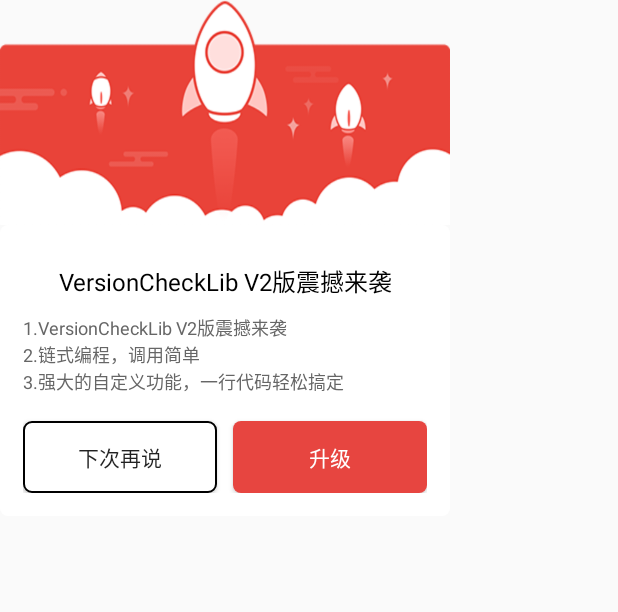
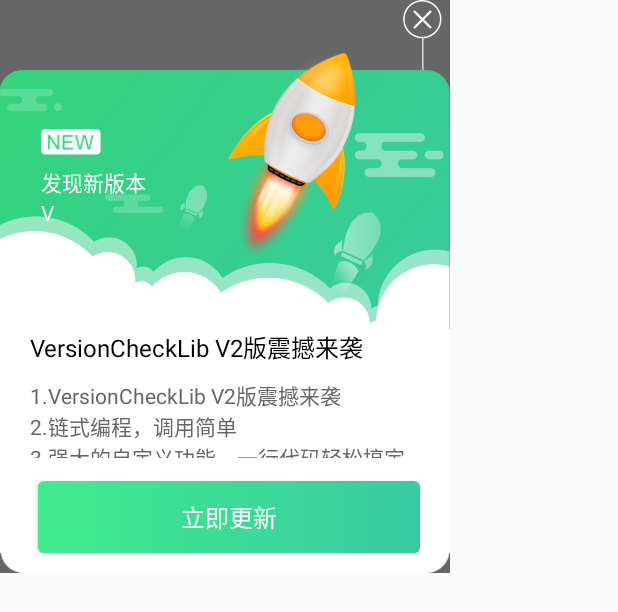
Before and after one commit to lsw8569013/AppUpdate, an Android app: the layout custom_dialog_two_layout.xml on its own in the app's theme, with its tools: preview values and no code run, on a phone screen of 412 x 824 dp. Shown: the top 612 px of the screen. Run offline under Robolectric (Android 15) with nearby library versions, the phone set to English and light mode, and no system bars.

Commit message:
修改更新逻辑
修改更新逻辑

```diff
--- a/app/src/main/java/xd/com/appupdatexd/MainActivity.java
+++ b/app/src/main/java/xd/com/appupdatexd/MainActivity.java
@@ -108,6 +108,7 @@ public class MainActivity extends AppCompatActivity implements DialogInterface.O
                             mBean.setFileName(versionBean.getBuildName() + versionBean.getBuildVersion());
                             mBean.setCONTENT(versionBean.getBuildUpdateDescription());
                             mBean.setTITLE(versionBean.getBuildName());
+                            mBean.setVersionNO(versionBean.getBuildVersion());
                             mBean.setDOWNLOAD_URL("http://2018_10_30.azsoft-kuaila-down.31town.com/2018/Q4/shangheyun.apk?ch=pckuaila&sid=139293&name=%e5%95%86%e5%90%88%e4%ba%91&rec=False&stype=%e5%b8%b8%e7%94%a8%e5%b7%a5%e5%85%b7&tags=%2c%e6%95%88%e7%8e%87%e5%8a%9e%e5%85%ac%2c%e5%95%86%e5%8a%a1%2c%e7%b3%bb%e7%bb%9f%2c&ua=Mozilla%2f5.0+(Windows+NT+10.0%3b+WOW64)+AppleWebKit%2f537.36+(KHTML%2c+like+Gecko)+Chrome%2f70.0.3538.77+Safari%2f537.36");
                             mBean.setForceUpdate(true);
                             showUPdateDialog(mBean);
--- a/build.gradle
+++ b/build.gradle
@@ -7,7 +7,7 @@ buildscript {
         jcenter()
     }
     dependencies {
-        classpath 'com.android.tools.build:gradle:3.1.1'
+        classpath 'com.android.tools.build:gradle:3.2.1'
 
 
         // NOTE: Do not place your application dependencies here; they belong
--- a/updatelib/src/main/java/lsw/update/BaseDialog.java
+++ b/updatelib/src/main/java/lsw/update/BaseDialog.java
@@ -66,27 +66,37 @@ public class BaseDialog extends Dialog implements DialogInterface.OnDismissListe
         mFlikerbar = (FlikerProgressBar) findViewById(R.id.flikerbar);
 
         TextView tvTitle = (TextView) findViewById(R.id.tv_title);
+        TextView version_no_tv = (TextView) findViewById(R.id.version_no_tv);
         TextView tvMsg = (TextView) findViewById(R.id.tv_msg);
         Button btnUpdate = (Button) findViewById(R.id.version_dialog_commit);
-        Button version_dialog_next = (Button) findViewById(R.id.version_dialog_next);
-        if( bean != null && !bean.isForceUpdate()){
+        View version_dialog_next =  findViewById(R.id.version_dialog_next);
         version_dialog_next.setOnClickListener(new View.OnClickListener() {
             @Override
             public void onClick(View view) {
                 dismiss();
             }
         });
+        /*if( bean != null && !bean.isForceUpdate()){
+
             version_dialog_next.setVisibility(View.VISIBLE);
         }else {
-            version_dialog_next.setVisibility(View.GONE);
-        }
+//            version_dialog_next.setVisibility(View.GONE);
+        }*/
 
         //设置dismiss listener 用于强制更新,dimiss会回调dialogDismiss方法
         setOnDismissListener(this);
         //可以使用之前从service传过来的一些参数比如：title。msg，downloadurl，parambundle
-        tvTitle.setText(bean.getTITLE());
+//        tvTitle.setText(bean.getTITLE());
         // 添加 \n 作为换行
         tvMsg.setText(bean.getCONTENT());
+        if(bean.getVersionNO().contains("V") || bean.getVersionNO().contains("v") ){
+            tvTitle.setText("最新版本："+bean.getVersionNO());
+            version_no_tv.setText(bean.getVersionNO());
+        }else{
+            tvTitle.setText("最新版本：V"+bean.getVersionNO());
+            version_no_tv.setText("V"+bean.getVersionNO());
+        }
+
         //可以使用之前service传过来的值
 
         btnUpdate.setOnClickListener(new View.OnClickListener() {
--- a/updatelib/src/main/java/lsw/update/UpdateBean.java
+++ b/updatelib/src/main/java/lsw/update/UpdateBean.java
@@ -11,8 +11,7 @@ public class UpdateBean implements Parcelable {
 
     private  String TITLE = "title", CONTENT = "content", DOWNLOAD_URL = "download_url" ,fileName;
     private  boolean forceUpdate = true;
-
-
+    private  String versionNO = "";
 
     public String getTITLE() {
         return TITLE;
@@ -54,6 +53,14 @@ public class UpdateBean implements Parcelable {
         this.fileName = fileName;
     }
 
+    public String getVersionNO() {
+        return versionNO;
+    }
+
+    public void setVersionNO(String versionNO) {
+        this.versionNO = versionNO;
+    }
+
 
     @Override
     public int describeContents() {
@@ -67,6 +74,7 @@ public class UpdateBean implements Parcelable {
         dest.writeString(this.DOWNLOAD_URL);
         dest.writeString(this.fileName);
         dest.writeByte(this.forceUpdate ? (byte) 1 : (byte) 0);
+        dest.writeString(this.versionNO);
     }
 
     public UpdateBean() {
@@ -78,6 +86,7 @@ public class UpdateBean implements Parcelable {
         this.DOWNLOAD_URL = in.readString();
         this.fileName = in.readString();
         this.forceUpdate = in.readByte() != 0;
+        this.versionNO = in.readString();
     }
 
     public static final Creator<UpdateBean> CREATOR = new Creator<UpdateBean>() {
--- a/updatelib/src/main/res/drawable/shape_white_bg.xml
+++ b/updatelib/src/main/res/drawable/shape_white_bg.xml
@@ -1,6 +1,6 @@
 <?xml version="1.0" encoding="utf-8"?>
 <shape xmlns:android="http://schemas.android.com/apk/res/android">
-    <corners android:radius="5dp"></corners>
+    <corners android:radius="0dp"></corners>
     <solid android:color="#FFFFFF"></solid>
 
 
--- /dev/null
+++ b/updatelib/src/main/res/drawable/unbind_btn_bg.xml
@@ -0,0 +1,13 @@
+<?xml version="1.0" encoding="utf-8"?>
+<shape android:shape="rectangle"
+  xmlns:android="http://schemas.android.com/apk/res/android">
+    <gradient android:startColor="#FF41EC8D" android:endColor="#FF38CAA1" android:angle="0" />
+
+    <corners
+        android:topLeftRadius="4dip"
+        android:bottomLeftRadius="4dip"
+        android:topRightRadius="4dip"
+        android:bottomRightRadius="4dip"
+        />
+
+</shape>
--- /dev/null
+++ b/updatelib/src/main/res/drawable/unbind_btn_bg_click.xml
@@ -0,0 +1,13 @@
+<?xml version="1.0" encoding="utf-8"?>
+<shape android:shape="rectangle"
+  xmlns:android="http://schemas.android.com/apk/res/android">
+    <gradient android:endColor="#FF41EC8D" android:startColor="#FF38CAA1" android:angle="-45" />
+
+    <corners
+        android:topLeftRadius="4dip"
+        android:bottomLeftRadius="4dip"
+        android:topRightRadius="4dip"
+        android:bottomRightRadius="4dip"
+        />
+
+</shape>
--- /dev/null
+++ b/updatelib/src/main/res/drawable/xdselector_btn_green.xml
@@ -0,0 +1,5 @@
+<?xml version="1.0" encoding="utf-8"?>
+<selector xmlns:android="http://schemas.android.com/apk/res/android">
+    <item android:state_pressed="false" android:drawable="@drawable/unbind_btn_bg"/>
+    <item android:state_pressed="true" android:drawable="@drawable/unbind_btn_bg_click" />
+</selector>
--- a/updatelib/src/main/res/layout/custom_dialog_two_layout.xml
+++ b/updatelib/src/main/res/layout/custom_dialog_two_layout.xml
@@ -1,38 +1,79 @@
 <?xml version="1.0" encoding="utf-8"?>
 <RelativeLayout xmlns:android="http://schemas.android.com/apk/res/android"
-    android:layout_width="wrap_content"
+    xmlns:app="http://schemas.android.com/apk/res-auto"
+    android:layout_width="300dp"
     android:layout_height="wrap_content"
-    xmlns:app="http://schemas.android.com/apk/res-auto"
+    xmlns:tools="http://schemas.android.com/tools"
     android:background="@android:color/transparent"
+    tools:background="#666"
     android:orientation="vertical">
+
+    <ImageView
+        android:id="@+id/version_dialog_next"
+        android:layout_width="26dp"
+        android:layout_height="50dp"
+        android:background="@drawable/close_"
+        android:layout_alignParentRight="true"
+        android:layout_marginRight="5dp"
+        />
 
 
     <ImageView
         android:id="@+id/iv_top"
         android:layout_width="300dp"
-            android:layout_height="150dp"
-            android:scaleType="centerCrop"
+        android:layout_height="189dp"
         android:background="@drawable/custom_bg"
+        android:layout_marginTop="30dp"
         />
 
 
 
+    <ImageView
+        android:id="@+id/iv_new"
+        android:layout_width="40dp"
+        android:layout_height="17dp"
+        android:layout_marginLeft="27dp"
+        android:layout_marginTop="86dp"
+        android:background="@drawable/icon_new" />
+
+    <TextView
+        android:layout_marginTop="7dp"
+        android:id="@+id/version_tv"
+        android:layout_width="97dp"
+        android:layout_height="wrap_content"
+        android:text="发现新版本"
+        android:textColor="#FFF"
+        android:layout_below="@+id/iv_new"
+        android:layout_alignLeft="@+id/iv_new"
+        />
+
+    <TextView
+        android:id="@+id/version_no_tv"
+        android:layout_width="97dp"
+        android:layout_height="wrap_content"
+        android:text="V"
+        android:textColor="#FFF"
+        android:layout_below="@+id/version_tv"
+        android:layout_alignLeft="@+id/iv_new"
+        />
+
     <RelativeLayout
+        android:id="@+id/rv_content"
         android:layout_width="300dp"
         android:layout_height="wrap_content"
+        android:layout_below="@+id/iv_top"
         android:background="@drawable/shape_white_bg"
         android:orientation="vertical"
-            android:layout_below="@+id/iv_top"
-            android:id="@+id/rv_content"
-            android:padding="15dp">
+        android:paddingLeft="20dp"
+        android:paddingRight="20dp"
+        >
+
 
         <TextView
             android:id="@+id/tv_title"
             android:layout_width="match_parent"
             android:layout_height="wrap_content"
             android:layout_gravity="center_horizontal"
-                android:layout_marginTop="10dp"
-                android:gravity="center_horizontal"
             android:text="@string/update_title"
             android:textColor="@android:color/black"
             android:textSize="16sp" />
@@ -41,72 +82,68 @@
             android:id="@+id/line_top"
             android:layout_width="match_parent"
             android:layout_height="1dp"
-                android:background="@android:color/darker_gray"
-                android:visibility="gone"
             android:layout_below="@+id/tv_title"
             android:layout_marginTop="5dp"
             android:layout_marginBottom="5dp"
-                />
+            android:background="@android:color/darker_gray"
+            android:visibility="gone" />
 
         <TextView
             android:id="@+id/tv_msg"
             android:layout_width="wrap_content"
-                android:layout_height="56dp"
+            android:layout_height="52dp"
+            android:layout_below="@+id/tv_title"
             android:layout_marginTop="10dp"
             android:text="@string/updatecontent"
             android:textColor="#666"
-                android:textSize="12sp"
-                android:layout_below="@+id/tv_title"
+            android:textSize="14dp"
             />
 
         <View
             android:id="@+id/line_bottom"
             android:layout_width="match_parent"
             android:layout_height="1dp"
-                android:background="@android:color/darker_gray"
             android:layout_below="@+id/tv_msg"
             android:layout_marginTop="5dp"
             android:layout_marginBottom="5dp"
-                android:visibility="gone"
-                />
+            android:background="@android:color/darker_gray"
+            android:visibility="gone" />
 
         <LinearLayout
             android:id="@+id/ll_buttons"
             android:layout_width="match_parent"
             android:layout_height="wrap_content"
-                android:orientation="horizontal"
             android:layout_below="@+id/tv_msg"
             android:layout_marginTop="5dp"
-                >
+            android:orientation="horizontal">
 
             <Button
+                android:id="@+id/version_dialog_cancle"
+                android:layout_width="0dp"
+                android:layout_height="wrap_content"
+                android:layout_below="@+id/tv_msg"
                 android:layout_marginTop="10dp"
-                    android:id="@+id/version_dialog_next"
-                    android:layout_width="0dp"
+                android:layout_marginRight="5dp"
                 android:layout_weight="1"
-                    android:layout_height="wrap_content"
                 android:background="@drawable/shape_white_lswupdate"
+                android:padding="6dp"
                 android:text="下次再说"
-                    android:layout_marginRight="5dp"
-                    android:layout_below="@+id/tv_msg"
-                    android:padding="6dp"
-                    android:visibility="visible"
-                    />
+                android:visibility="gone" />
 
             <Button
-                    android:layout_marginLeft="5dp"
-                    android:layout_marginTop="10dp"
                 android:id="@+id/version_dialog_commit"
                 android:layout_width="0dp"
                 android:layout_height="match_parent"
+                android:layout_below="@+id/tv_msg"
+                android:layout_marginLeft="5dp"
+                android:layout_marginTop="10dp"
+                android:layout_toRightOf="@+id/version_dialog_next"
                 android:layout_weight="1"
-                    android:background="@drawable/shape_corner"
-                    android:text="升级"
-                    android:textColor="@android:color/white"
-                    android:layout_below="@+id/tv_msg"
+                android:background="@drawable/xdselector_btn_green"
                 android:padding="6dp"
-                    android:layout_toRightOf="@+id/version_dialog_next"
-                    />
+                android:text="立即更新"
+                android:textSize="16dp"
+                android:textColor="@android:color/white" />
 
         </LinearLayout>
 
@@ -115,17 +152,21 @@
             android:id="@+id/flikerbar"
             android:layout_width="match_parent"
             android:layout_height="wrap_content"
+            android:layout_below="@+id/ll_buttons"
             android:layout_marginTop="10dp"
-                app:textSize="12sp"
+            android:visibility="gone"
             app:loadingColor="#40c4ff"
+            app:radius="8dp"
             app:stopColor="#1ff297"
-                app:radius="8dp"
-                android:visibility="gone"
-                android:layout_below="@+id/ll_buttons"
+            app:textSize="12sp" />
+
+    </RelativeLayout>
+
+    <ImageView
+        android:layout_below="@+id/rv_content"
+        android:layout_width="300dp"
+        android:layout_height="13dp"
+        android:background="@drawable/update_b"
          />
 
 </RelativeLayout>
-
-
-
-</RelativeLayout>
```
Also changed, not shown: gradle/wrapper/gradle-wrapper.properties, updatelib/src/main/res/drawable/close_.png (added), updatelib/src/main/res/drawable/custom_bg.png, updatelib/src/main/res/drawable/icon_new.png (added), updatelib/src/main/res/drawable/update_b.png (added), updatelib/src/main/res/drawable/update_bg.png (added). Lines whose indentation alone changed are shown as unchanged.
